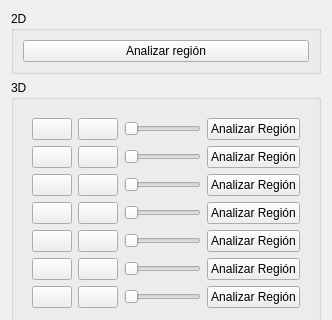
Before: the Qt Designer form PageDensityAnalysis.ui in rics-ucsp/BoneDensityApp, drawn with Qt 5; both pictures show x 0 to 332 and y 0 to 320 of the 332 by 624 pixel window.
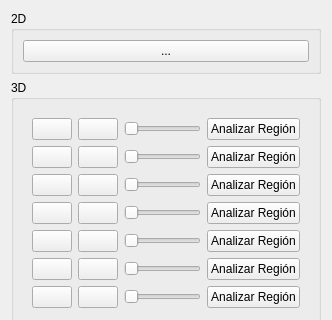
After: the same form once the commit is applied. Icons and pictures are not drawn.

```diff
--- a/PageDensityAnalysis.ui
+++ b/PageDensityAnalysis.ui
@@ -23,7 +23,7 @@
       <item>
        <widget class="QPushButton" name="btn2Danalisis">
         <property name="text">
-         <string>Analizar región</string>
+         <string>...</string>
         </property>
         <property name="icon">
          <iconset resource="icons.qrc">
```
